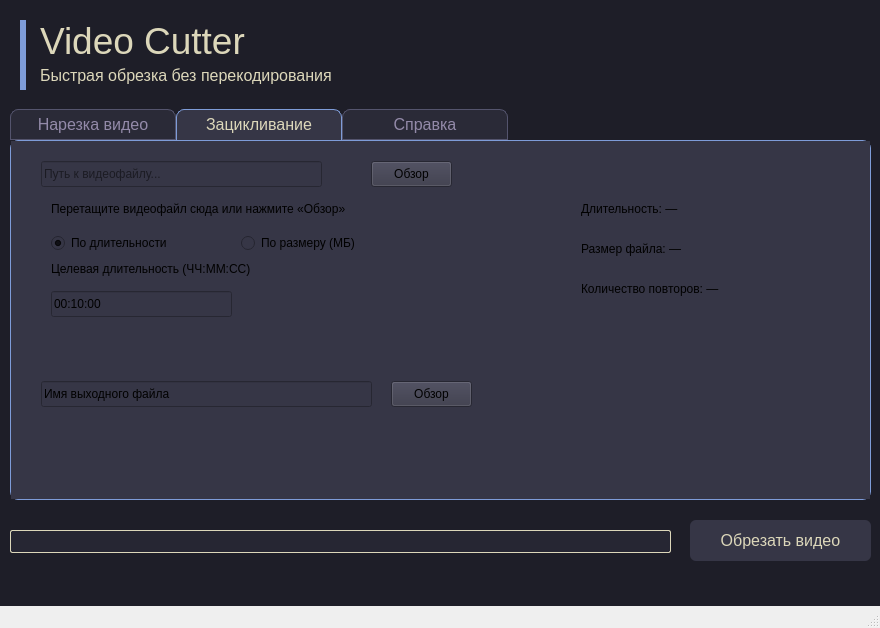
Above: src/ui/MainWindow.ui from mandonych/VideoCutter-CPP-V3 before the change. Below: the same form after it.
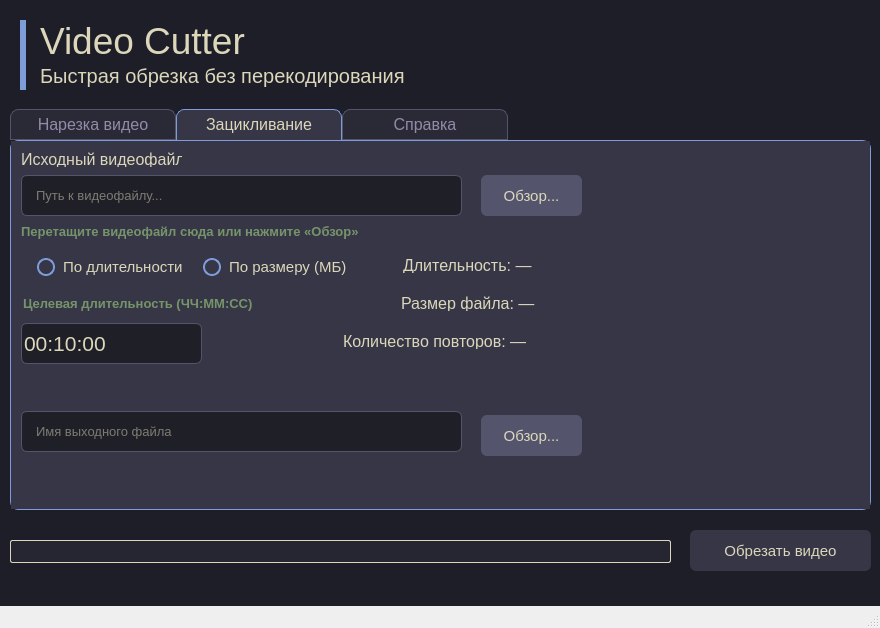
That is the form after the change. The open tabs and pages were chosen to show the change. Icons and pictures are not drawn. Custom widgets are drawn as their Qt base class.

Commit message: style(ui): polish layout, set fixed window size, embed icon, and show empty audio state

What changed in the file:
```diff
--- a/src/ui/MainWindow.ui
+++ b/src/ui/MainWindow.ui
@@ -10,6 +10,18 @@
     <height>628</height>
    </rect>
   </property>
+  <property name="minimumSize">
+   <size>
+    <width>880</width>
+    <height>628</height>
+   </size>
+  </property>
+  <property name="maximumSize">
+   <size>
+    <width>880</width>
+    <height>628</height>
+   </size>
+  </property>
   <property name="windowTitle">
    <string>MainWindow</string>
   </property>
@@ -67,13 +79,13 @@
      <rect>
       <x>40</x>
       <y>60</y>
-      <width>291</width>
+      <width>371</width>
       <height>31</height>
      </rect>
     </property>
     <property name="font">
      <font>
-      <pointsize>12</pointsize>
+      <pointsize>15</pointsize>
      </font>
     </property>
     <property name="styleSheet">
@@ -86,7 +98,7 @@
    <widget class="QLabel" name="logoLabel">
     <property name="geometry">
      <rect>
-      <x>780</x>
+      <x>792</x>
       <y>20</y>
       <width>70</width>
       <height>70</height>
@@ -95,6 +107,9 @@
     <property name="cursor">
      <cursorShape>ArrowCursor</cursorShape>
     </property>
+    <property name="frameShape">
+     <enum>QFrame::Shape::NoFrame</enum>
+    </property>
     <property name="text">
      <string/>
     </property>
@@ -114,7 +129,7 @@
       <x>10</x>
       <y>109</y>
       <width>861</width>
-      <height>391</height>
+      <height>401</height>
      </rect>
     </property>
     <property name="font">
@@ -572,12 +587,22 @@
      <widget class="QLineEdit" name="loopInputFileEdit">
       <property name="geometry">
        <rect>
-        <x>30</x>
-        <y>20</y>
-        <width>281</width>
-        <height>26</height>
+        <x>10</x>
+        <y>34</y>
+        <width>441</width>
+        <height>41</height>
        </rect>
       </property>
+      <property name="styleSheet">
+       <string notr="true">QLineEdit {
+    background-color: #1F1F28;
+    color: #DCD7BA;
+    border: 1px solid #54546D;
+    border-radius: 6px;
+    padding: 8px 12px;
+    font-size: 13px;
+}</string>
+      </property>
       <property name="readOnly">
        <bool>true</bool>
       </property>
@@ -588,25 +613,52 @@
      <widget class="QPushButton" name="loopBrowseButton">
       <property name="geometry">
        <rect>
-        <x>360</x>
-        <y>20</y>
-        <width>81</width>
-        <height>26</height>
+        <x>470</x>
+        <y>34</y>
+        <width>101</width>
+        <height>41</height>
        </rect>
       </property>
+      <property name="styleSheet">
+       <string notr="true">QPushButton {
+    background-color: #54546D;
+    color: #DCD7BA;
+    border: none;
+    border-radius: 6px;
+    padding: 8px 16px;
+    font-size: 15px;
+}
+
+QPushButton:hover {
+    background-color: #62628A;
+}
+
+QPushButton:pressed {
+    background-color: #43435A;
+}</string>
+      </property>
       <property name="text">
-       <string>Обзор</string>
+       <string>Обзор...</string>
       </property>
      </widget>
      <widget class="QLabel" name="loopInfoLabel">
       <property name="geometry">
        <rect>
-        <x>40</x>
-        <y>60</y>
-        <width>301</width>
-        <height>16</height>
+        <x>10</x>
+        <y>80</y>
+        <width>351</width>
+        <height>21</height>
        </rect>
       </property>
+      <property name="font">
+       <font>
+        <pointsize>10</pointsize>
+        <bold>true</bold>
+       </font>
+      </property>
+      <property name="styleSheet">
+       <string notr="true">color: #76946A;</string>
+      </property>
       <property name="text">
        <string>Перетащите видеофайл сюда или нажмите «Обзор»</string>
       </property>
@@ -614,14 +666,50 @@
      <widget class="QRadioButton" name="loopByDurationRadio">
       <property name="geometry">
        <rect>
-        <x>40</x>
-        <y>90</y>
-        <width>171</width>
+        <x>26</x>
+        <y>114</y>
+        <width>163</width>
         <height>24</height>
        </rect>
       </property>
+      <property name="font">
+       <font>
+        <pointsize>-1</pointsize>
+       </font>
+      </property>
       <property name="styleSheet">
-       <string notr="true"/>
+       <string notr="true">QRadioButton {
+    color: #DCD7BA;
+    spacing: 8px;
+    font-size: 15px;
+}
+
+QRadioButton::indicator {
+    width: 14px;
+    height: 14px;
+    border-radius: 9px; /* Половина от (width + 2*border) = (14 + 4)/2 = 9px для ровного круга */
+    border: 2px solid #7E9CD8;
+    background-color: #363646;
+}
+
+QRadioButton::indicator:hover {
+    border-color: #9CABCA;
+    background-color: #363646;
+}
+
+/* Состояние &quot;Выбрано&quot; — маркер цвета #DCD7BA */
+QRadioButton::indicator:checked {
+    border: 2px solid #7E9CD8;
+    background-color: qradialgradient(
+        cx: 0.5, cy: 0.5, radius: 0.4,
+        fx: 0.5, fy: 0.5,
+        stop: 0.0 #DCD7BA,
+        stop: 0.6 #DCD7BA,
+        stop: 0.7 #1F1F28,
+        stop: 1.0 #1F1F28
+    );
+}
+</string>
       </property>
       <property name="text">
        <string>По длительности</string>
@@ -636,12 +724,50 @@
      <widget class="QRadioButton" name="loopBySizeRadio">
       <property name="geometry">
        <rect>
-        <x>230</x>
-        <y>90</y>
-        <width>131</width>
+        <x>192</x>
+        <y>114</y>
+        <width>163</width>
         <height>24</height>
        </rect>
       </property>
+      <property name="font">
+       <font>
+        <pointsize>-1</pointsize>
+       </font>
+      </property>
+      <property name="styleSheet">
+       <string notr="true">QRadioButton {
+    color: #DCD7BA;
+    spacing: 8px;
+    font-size: 15px;
+}
+
+QRadioButton::indicator {
+    width: 14px;
+    height: 14px;
+    border-radius: 9px; /* Половина от (width + 2*border) = (14 + 4)/2 = 9px для ровного круга */
+    border: 2px solid #7E9CD8;
+    background-color: #363646;
+}
+
+QRadioButton::indicator:hover {
+    border-color: #9CABCA;
+    background-color: #363646;
+}
+
+/* Состояние &quot;Выбрано&quot; — маркер цвета #DCD7BA */
+QRadioButton::indicator:checked {
+    border: 2px solid #7E9CD8;
+    background-color: qradialgradient(
+        cx: 0.5, cy: 0.5, radius: 0.4,
+        fx: 0.5, fy: 0.5,
+        stop: 0.0 #DCD7BA,
+        stop: 0.6 #DCD7BA,
+        stop: 0.7 #1F1F28,
+        stop: 1.0 #1F1F28
+    );
+}</string>
+      </property>
       <property name="text">
        <string>По размеру (МБ)</string>
       </property>
@@ -649,12 +775,21 @@
      <widget class="QLabel" name="loopTargetLabel">
       <property name="geometry">
        <rect>
-        <x>40</x>
-        <y>120</y>
-        <width>211</width>
+        <x>12</x>
+        <y>154</y>
+        <width>237</width>
         <height>16</height>
        </rect>
       </property>
+      <property name="font">
+       <font>
+        <pointsize>10</pointsize>
+        <bold>true</bold>
+       </font>
+      </property>
+      <property name="styleSheet">
+       <string notr="true">color: #76946A;</string>
+      </property>
       <property name="text">
        <string>Целевая длительность (ЧЧ:ММ:СС)</string>
       </property>
@@ -662,12 +797,25 @@
      <widget class="QLineEdit" name="loopTargetEdit">
       <property name="geometry">
        <rect>
-        <x>40</x>
-        <y>150</y>
+        <x>10</x>
+        <y>182</y>
         <width>181</width>
-        <height>26</height>
+        <height>41</height>
        </rect>
       </property>
+      <property name="font">
+       <font>
+        <pointsize>16</pointsize>
+       </font>
+      </property>
+      <property name="styleSheet">
+       <string notr="true">QLineEdit {
+    background-color: #1F1F28;
+    color: #DCD7BA;
+    border: 1px solid #54546D;
+    border-radius: 6px;
+}</string>
+      </property>
       <property name="text">
        <string>00:10:00</string>
       </property>
@@ -678,12 +826,20 @@
      <widget class="QLabel" name="loopResultDurationLabel">
       <property name="geometry">
        <rect>
-        <x>570</x>
-        <y>60</y>
-        <width>201</width>
+        <x>392</x>
+        <y>116</y>
+        <width>209</width>
         <height>16</height>
        </rect>
       </property>
+      <property name="font">
+       <font>
+        <pointsize>12</pointsize>
+       </font>
+      </property>
+      <property name="styleSheet">
+       <string notr="true">color: #DCD7BA;</string>
+      </property>
       <property name="text">
        <string>Длительность: —</string>
       </property>
@@ -691,12 +847,20 @@
      <widget class="QLabel" name="loopResultSizeLabel">
       <property name="geometry">
        <rect>
-        <x>570</x>
-        <y>100</y>
-        <width>121</width>
+        <x>390</x>
+        <y>154</y>
+        <width>215</width>
         <height>16</height>
        </rect>
       </property>
+      <property name="font">
+       <font>
+        <pointsize>12</pointsize>
+       </font>
+      </property>
+      <property name="styleSheet">
+       <string notr="true">color: #DCD7BA;</string>
+      </property>
       <property name="text">
        <string>Размер файла: —</string>
       </property>
@@ -704,12 +868,20 @@
      <widget class="QLabel" name="loopResultRepeatsLabel">
       <property name="geometry">
        <rect>
-        <x>570</x>
-        <y>140</y>
-        <width>151</width>
+        <x>332</x>
+        <y>192</y>
+        <width>275</width>
         <height>16</height>
        </rect>
       </property>
+      <property name="font">
+       <font>
+        <pointsize>12</pointsize>
+       </font>
+      </property>
+      <property name="styleSheet">
+       <string notr="true">color: #DCD7BA;</string>
+      </property>
       <property name="text">
        <string>Количество повторов: —</string>
       </property>
@@ -717,30 +889,82 @@
      <widget class="QLineEdit" name="loopOutputFileEdit">
       <property name="geometry">
        <rect>
-        <x>30</x>
-        <y>240</y>
-        <width>331</width>
-        <height>26</height>
+        <x>10</x>
+        <y>270</y>
+        <width>441</width>
+        <height>41</height>
        </rect>
       </property>
+      <property name="styleSheet">
+       <string notr="true">QLineEdit {
+    background-color: #1F1F28;
+    color: #DCD7BA;
+    border: 1px solid #54546D;
+    border-radius: 6px;
+    padding: 8px 12px;
+    font-size: 13px;
+}</string>
+      </property>
       <property name="text">
-       <string>Имя выходного файла</string>
+       <string/>
       </property>
       <property name="readOnly">
        <bool>true</bool>
       </property>
+      <property name="placeholderText">
+       <string>Имя выходного файла</string>
+      </property>
      </widget>
      <widget class="QPushButton" name="loopSaveOutputButton">
       <property name="geometry">
        <rect>
-        <x>380</x>
-        <y>240</y>
-        <width>81</width>
-        <height>26</height>
+        <x>470</x>
+        <y>274</y>
+        <width>101</width>
+        <height>41</height>
        </rect>
       </property>
+      <property name="styleSheet">
+       <string notr="true">QPushButton {
+    background-color: #54546D;
+    color: #DCD7BA;
+    border: none;
+    border-radius: 6px;
+    padding: 8px 16px;
+    font-size: 15px;
+}
+
+QPushButton:hover {
+    background-color: #62628A;
+}
+
+QPushButton:pressed {
+    background-color: #43435A;
+}</string>
+      </property>
       <property name="text">
-       <string>Обзор</string>
+       <string>Обзор...</string>
+      </property>
+     </widget>
+     <widget class="QLabel" name="loopSourceTitleLabel">
+      <property name="geometry">
+       <rect>
+        <x>10</x>
+        <y>10</y>
+        <width>161</width>
+        <height>16</height>
+       </rect>
+      </property>
+      <property name="font">
+       <font>
+        <pointsize>12</pointsize>
+       </font>
+      </property>
+      <property name="styleSheet">
+       <string notr="true">color: #DCD7BA;</string>
+      </property>
+      <property name="text">
+       <string>Исходный видеофайл</string>
       </property>
      </widget>
     </widget>
@@ -783,7 +1007,7 @@
     <property name="geometry">
      <rect>
       <x>10</x>
-      <y>530</y>
+      <y>540</y>
       <width>661</width>
       <height>23</height>
      </rect>
@@ -810,7 +1034,7 @@
     <property name="geometry">
      <rect>
       <x>690</x>
-      <y>520</y>
+      <y>530</y>
       <width>181</width>
       <height>41</height>
      </rect>
@@ -821,7 +1045,7 @@
     color: #DCD7BA;
     border: none;
     border-radius: 6px;
-    font-size: 16px;
+    font-size: 15px;
 }
 
 QPushButton:hover {
```
Left out of the diff: 72 changed lines with no effect on the pictures. The commit also changes 4 other files.
